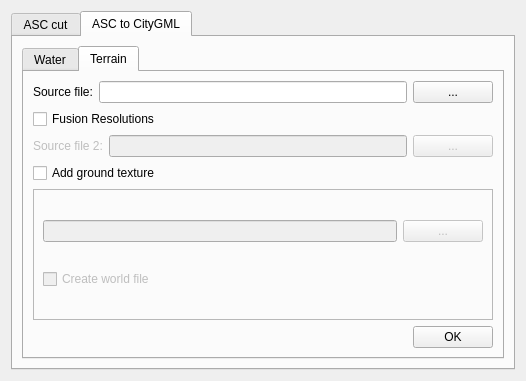
The window that ui/dialogFloodAR.ui (VCityTeam/3DUSE) describes before a commit, drawn with Qt 5.
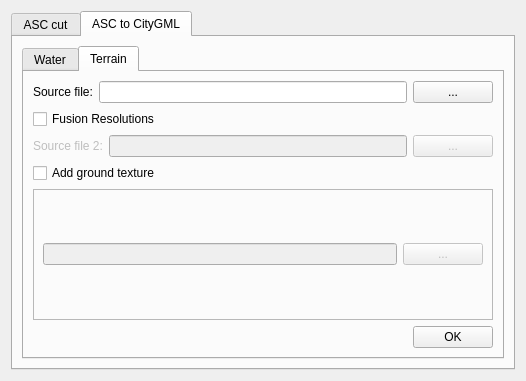
The same window after the commit. The open tabs and pages were chosen to show the change.

Commit message: FloodAR tools cont.

```diff
--- a/ui/dialogFloodAR.ui
+++ b/ui/dialogFloodAR.ui
@@ -368,16 +368,6 @@
                 </property>
                </widget>
               </item>
-              <item row="2" column="0">
-               <widget class="QCheckBox" name="chkBox_worldfile">
-                <property name="enabled">
-                 <bool>false</bool>
-                </property>
-                <property name="text">
-                 <string>Create world file</string>
-                </property>
-               </widget>
-              </item>
              </layout>
             </widget>
            </item>
```
Left out of the diff: 2 changed lines with no effect on the pictures. The commit also changes 1 other file.
